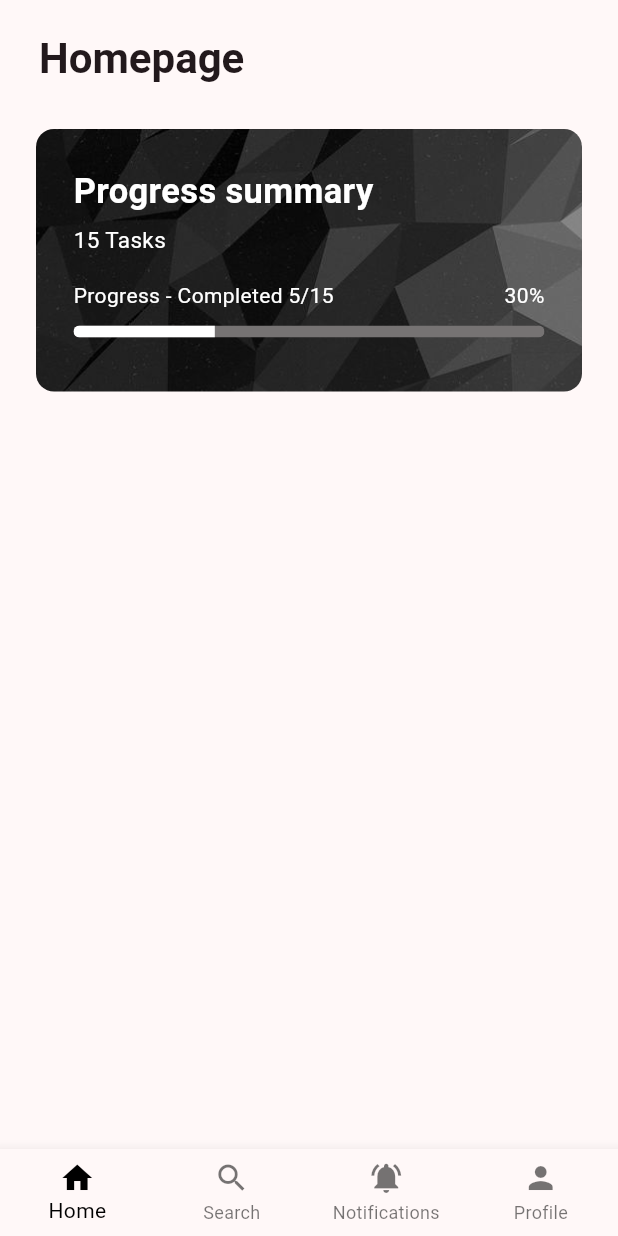
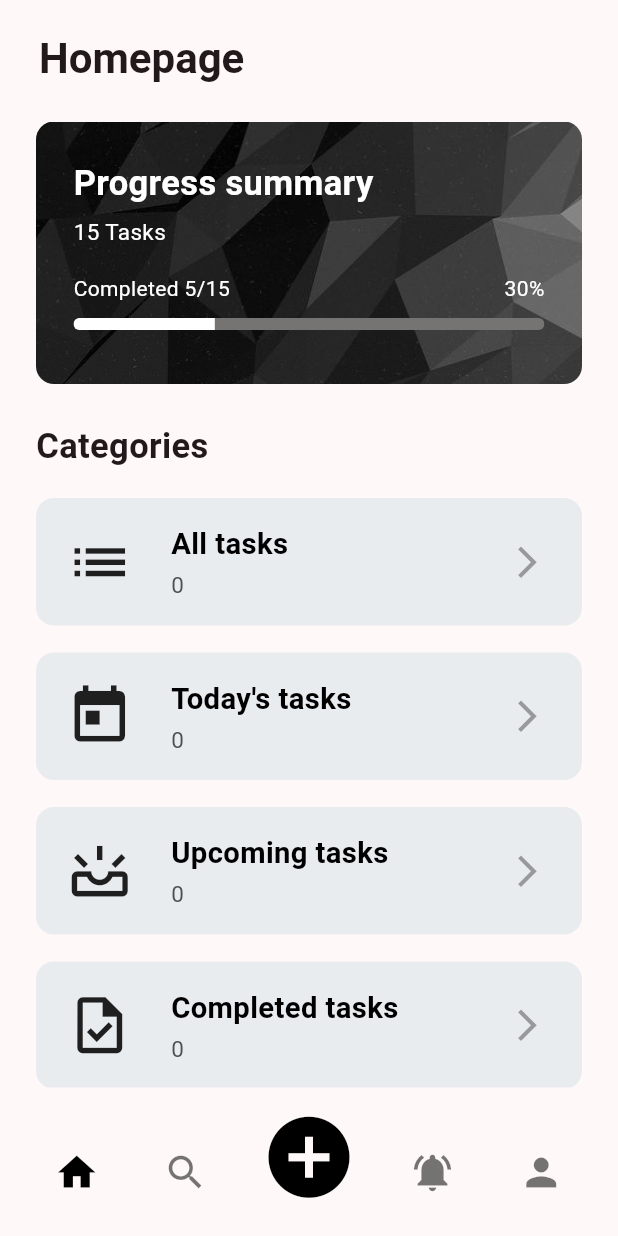
Before and after one commit to giahuy200202/Todo, a Flutter app: the screen it shows after launch, on a phone screen of 412 x 824 dp. Run offline on Flutter 3.47's test engine with Material 3 defaults, Android fonts, the phone set to English and light mode, and no system bars; our stand-ins replace flutter_riverpod.

Commit message:
homepage UI

```diff
--- a/lib/models/task.dart
+++ b/lib/models/task.dart
@@ -4,12 +4,12 @@ class Task {
     required this.title,
     required this.content,
     required this.date,
-    required this.isCompleted,
+    required this.category,
   });
 
   final String id;
   final String title;
   final String content;
   final DateTime date;
-  bool isCompleted;
+  String category;
 }
--- a/lib/providers/tasks_provider.dart
+++ b/lib/providers/tasks_provider.dart
@@ -23,7 +23,7 @@ class TasksNotifier extends StateNotifier<List<Task>> {
     if (state.isNotEmpty) {
       for (var i = 0; i < state.length; i++) {
         if (state[i].id == id) {
-          state[i].isCompleted = true;
+          state[i].category = "Completed";
           return true;
         } else {
           return false;
--- a/lib/screens/home.dart
+++ b/lib/screens/home.dart
@@ -1,20 +1,65 @@
 import 'package:flutter/material.dart';
 import 'package:todo/widgets/progress_summary.dart';
+import 'package:todo/widgets/category_detail.dart';
+import 'package:flutter_riverpod/flutter_riverpod.dart';
+import 'package:todo/providers/tasks_provider.dart';
 
-class HomeScreen extends StatelessWidget {
+class HomeScreen extends ConsumerWidget {
   const HomeScreen({
     super.key,
   });
 
+  int getNumOfTasks(List task, String category) {
+    return task
+        .where((element) => element.category == category)
+        .toList()
+        .length;
+  }
+
   @override
-  Widget build(BuildContext context) {
-    return const Scaffold(
-      body: Column(
-        mainAxisSize: MainAxisSize.min,
-        children: [
-          SizedBox(height: 10),
-          ProgressSummary(),
-        ],
+  Widget build(BuildContext context, WidgetRef ref) {
+    final tasks = ref.watch(tasksProvider);
+    return Scaffold(
+      body: Padding(
+        padding: const EdgeInsets.only(left: 24, right: 24),
+        child: Column(
+          mainAxisSize: MainAxisSize.min,
+          children: [
+            const SizedBox(height: 5),
+            const ProgressSummary(),
+            const SizedBox(height: 25),
+            const Align(
+              alignment: Alignment.topLeft,
+              child: Text(
+                'Categories',
+                style: TextStyle(
+                  fontSize: 23,
+                  fontWeight: FontWeight.bold,
+                ),
+              ),
+            ),
+            CategoryDetail(
+              title: "All tasks",
+              icon: const Icon(Icons.list, size: 45),
+              numOfTasks: getNumOfTasks(tasks, 'All').toString(),
+            ),
+            CategoryDetail(
+              title: "Today's tasks",
+              icon: const Icon(Icons.today, size: 45),
+              numOfTasks: getNumOfTasks(tasks, 'Today').toString(),
+            ),
+            CategoryDetail(
+              title: "Upcoming tasks",
+              icon: const Icon(Icons.upcoming_outlined, size: 45),
+              numOfTasks: getNumOfTasks(tasks, 'Upcoming').toString(),
+            ),
+            CategoryDetail(
+              title: "Completed tasks",
+              icon: const Icon(Icons.task_outlined, size: 45),
+              numOfTasks: getNumOfTasks(tasks, 'Completed').toString(),
+            ),
+          ],
+        ),
       ),
     );
   }
--- a/lib/screens/tabs.dart
+++ b/lib/screens/tabs.dart
@@ -55,23 +55,42 @@ class _TabsScreenState extends State<TabsScreen> {
       bottomNavigationBar: BottomNavigationBar(
         onTap: _selectPage,
         currentIndex: _selectedPageIndex,
+        showSelectedLabels: false,
+        showUnselectedLabels: false,
+        elevation: 0.0,
         selectedItemColor: Colors.black,
         type: BottomNavigationBarType.fixed, // This is all you need!
         items: const [
           BottomNavigationBarItem(
-            icon: Icon(Icons.home),
+            icon: Padding(
+              padding: EdgeInsets.only(top: 20, left: 20),
+              child: Icon(Icons.home, size: 30),
+            ),
             label: 'Home',
           ),
           BottomNavigationBarItem(
-            icon: Icon(Icons.search),
+            icon: Padding(
+              padding: EdgeInsets.only(top: 20),
+              child: Icon(Icons.search, size: 30),
+            ),
             label: 'Search',
           ),
           BottomNavigationBarItem(
-            icon: Icon(Icons.notifications_active),
+            icon: Icon(Icons.add_circle, size: 65, color: Colors.black),
+            label: 'Create',
+          ),
+          BottomNavigationBarItem(
+            icon: Padding(
+              padding: EdgeInsets.only(top: 20),
+              child: Icon(Icons.notifications_active, size: 30),
+            ),
             label: 'Notifications',
           ),
           BottomNavigationBarItem(
-            icon: Icon(Icons.person),
+            icon: Padding(
+              padding: EdgeInsets.only(top: 20, right: 20),
+              child: Icon(Icons.person, size: 30),
+            ),
             label: 'Profile',
           ),
         ],
--- /dev/null
+++ b/lib/widgets/category_detail.dart
@@ -0,0 +1,79 @@
+import 'package:flutter/material.dart';
+import 'package:flutter_riverpod/flutter_riverpod.dart';
+import 'package:todo/providers/tasks_provider.dart';
+
+class CategoryDetail extends ConsumerWidget {
+  const CategoryDetail({
+    super.key,
+    required this.title,
+    required this.icon,
+    required this.numOfTasks,
+  });
+
+  final String title;
+  final Icon icon;
+  final String numOfTasks;
+
+  @override
+  Widget build(BuildContext context, WidgetRef ref) {
+    return Container(
+      width: MediaQuery.of(context).size.width,
+      height: 85,
+      margin: const EdgeInsets.only(top: 18),
+      padding: const EdgeInsets.only(left: 20),
+      decoration: const BoxDecoration(
+        borderRadius: BorderRadius.all(Radius.circular(12)),
+        color: Color.fromARGB(255, 233, 236, 239),
+      ),
+      child: Row(
+        children: [
+          icon,
+          const SizedBox(width: 25),
+          SizedBox(
+            width: 250,
+            child: Row(
+              children: [
+                Column(
+                  mainAxisAlignment: MainAxisAlignment
+                      .center, //Center Column contents vertically,
+                  crossAxisAlignment: CrossAxisAlignment
+                      .start, //Center Column contents horizontally,
+                  children: [
+                    Align(
+                      alignment: Alignment.topLeft,
+                      child: Text(
+                        title,
+                        style: const TextStyle(
+                          color: Colors.black,
+                          fontSize: 19.5,
+                          fontWeight: FontWeight.w600,
+                        ),
+                      ),
+                    ),
+                    const SizedBox(height: 3),
+                    Align(
+                      alignment: Alignment.topLeft,
+                      child: Text(
+                        numOfTasks,
+                        style: const TextStyle(
+                          color: Color.fromARGB(255, 73, 80, 87),
+                          fontSize: 15,
+                        ),
+                      ),
+                    ),
+                  ],
+                ),
+                const Spacer(),
+                const Icon(
+                  Icons.arrow_forward_ios_sharp,
+                  size: 25,
+                  color: Color.fromARGB(255, 151, 153, 155),
+                ),
+              ],
+            ),
+          ),
+        ],
+      ),
+    );
+  }
+}
--- a/lib/widgets/progress_summary.dart
+++ b/lib/widgets/progress_summary.dart
@@ -13,7 +13,7 @@ class ProgressSummary extends ConsumerWidget {
     return Container(
       width: MediaQuery.of(context).size.width,
       height: 175,
-      margin: const EdgeInsets.only(left: 24, right: 24, top: 20),
+      margin: const EdgeInsets.only(top: 20),
       padding: const EdgeInsets.all(25),
       decoration: const BoxDecoration(
         borderRadius: BorderRadius.all(Radius.circular(12)),
@@ -48,7 +48,7 @@ class ProgressSummary extends ConsumerWidget {
           SizedBox(height: 17),
           Row(mainAxisSize: MainAxisSize.min, children: [
             Text(
-              'Progress - Completed 5/15',
+              'Completed 5/15',
               style: TextStyle(
                 color: Colors.white,
                 // fontSize: 15,
```
